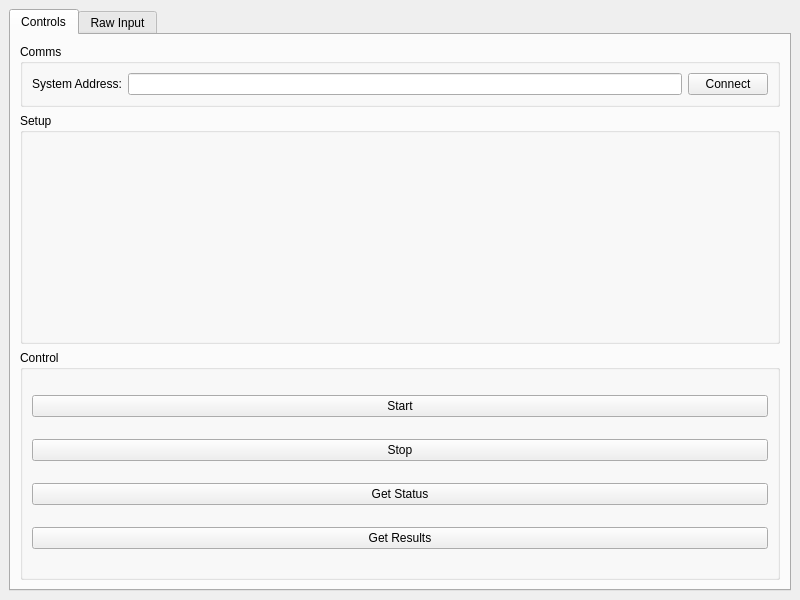
First picture: the form in ui/RangeUI.ui, repository mrkline/ece453, before the edit.
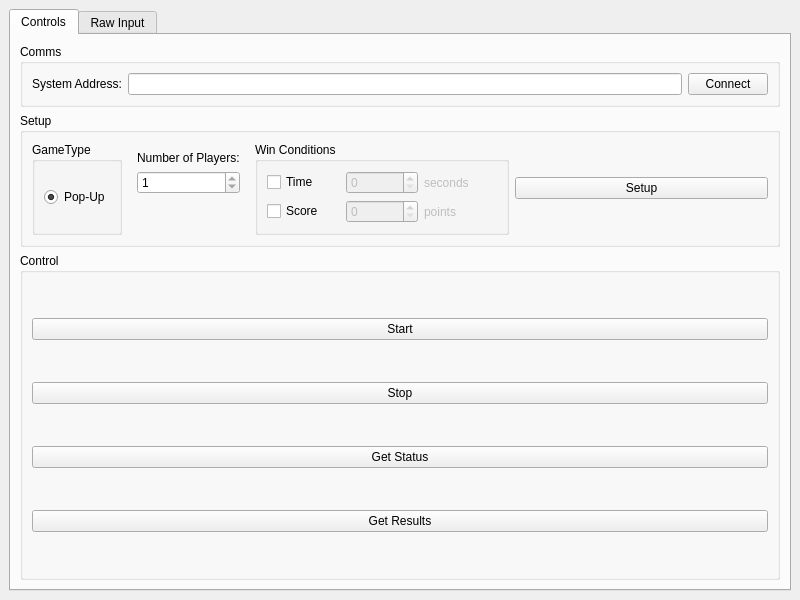
Second picture: the form after the edit.

Commit message: Filled in setup section of UI

Patch:
```diff
--- a/ui/RangeUI.ui
+++ b/ui/RangeUI.ui
@@ -59,9 +59,166 @@
         </item>
         <item>
          <widget class="QGroupBox" name="grpSetup">
+          <property name="sizePolicy">
+           <sizepolicy hsizetype="Preferred" vsizetype="Maximum">
+            <horstretch>0</horstretch>
+            <verstretch>0</verstretch>
+           </sizepolicy>
+          </property>
           <property name="title">
            <string>Setup</string>
           </property>
+          <layout class="QHBoxLayout" name="horizontalLayout_2">
+           <item>
+            <widget class="QGroupBox" name="grpGameType">
+             <property name="sizePolicy">
+              <sizepolicy hsizetype="Maximum" vsizetype="Preferred">
+               <horstretch>0</horstretch>
+               <verstretch>0</verstretch>
+              </sizepolicy>
+             </property>
+             <property name="title">
+              <string>GameType</string>
+             </property>
+             <layout class="QVBoxLayout" name="verticalLayout_5">
+              <item>
+               <widget class="QRadioButton" name="radPopUp">
+                <property name="text">
+                 <string>Pop-Up</string>
+                </property>
+                <property name="checked">
+                 <bool>true</bool>
+                </property>
+               </widget>
+              </item>
+             </layout>
+            </widget>
+           </item>
+           <item>
+            <widget class="QFrame" name="frmePlayers">
+             <property name="sizePolicy">
+              <sizepolicy hsizetype="Maximum" vsizetype="Preferred">
+               <horstretch>0</horstretch>
+               <verstretch>0</verstretch>
+              </sizepolicy>
+             </property>
+             <property name="frameShape">
+              <enum>QFrame::NoFrame</enum>
+             </property>
+             <property name="frameShadow">
+              <enum>QFrame::Plain</enum>
+             </property>
+             <layout class="QVBoxLayout" name="verticalLayout_6">
+              <item>
+               <widget class="QLabel" name="lblPlayers">
+                <property name="sizePolicy">
+                 <sizepolicy hsizetype="Preferred" vsizetype="Maximum">
+                  <horstretch>0</horstretch>
+                  <verstretch>0</verstretch>
+                 </sizepolicy>
+                </property>
+                <property name="text">
+                 <string>Number of Players:</string>
+                </property>
+                <property name="alignment">
+                 <set>Qt::AlignBottom|Qt::AlignLeading|Qt::AlignLeft</set>
+                </property>
+               </widget>
+              </item>
+              <item>
+               <widget class="QSpinBox" name="spnPlayers">
+                <property name="minimum">
+                 <number>1</number>
+                </property>
+                <property name="maximum">
+                 <number>1</number>
+                </property>
+               </widget>
+              </item>
+              <item>
+               <spacer name="verticalSpacer">
+                <property name="orientation">
+                 <enum>Qt::Vertical</enum>
+                </property>
+                <property name="sizeType">
+                 <enum>QSizePolicy::Maximum</enum>
+                </property>
+                <property name="sizeHint" stdset="0">
+                 <size>
+                  <width>20</width>
+                  <height>40</height>
+                 </size>
+                </property>
+               </spacer>
+              </item>
+             </layout>
+            </widget>
+           </item>
+           <item>
+            <widget class="QGroupBox" name="grpWinConditions">
+             <property name="title">
+              <string>Win Conditions</string>
+             </property>
+             <layout class="QGridLayout" name="gridLayout">
+              <item row="0" column="1">
+               <widget class="QSpinBox" name="spnTime">
+                <property name="enabled">
+                 <bool>false</bool>
+                </property>
+               </widget>
+              </item>
+              <item row="1" column="0">
+               <widget class="QCheckBox" name="chkScore">
+                <property name="text">
+                 <string>Score</string>
+                </property>
+               </widget>
+              </item>
+              <item row="0" column="0">
+               <widget class="QCheckBox" name="chkTime">
+                <property name="text">
+                 <string>Time</string>
+                </property>
+               </widget>
+              </item>
+              <item row="1" column="1">
+               <widget class="QSpinBox" name="spnScore">
+                <property name="enabled">
+                 <bool>false</bool>
+                </property>
+               </widget>
+              </item>
+              <item row="0" column="2">
+               <widget class="QLabel" name="lblTime">
+                <property name="enabled">
+                 <bool>false</bool>
+                </property>
+                <property name="text">
+                 <string>seconds</string>
+                </property>
+               </widget>
+              </item>
+              <item row="1" column="2">
+               <widget class="QLabel" name="lblScore">
+                <property name="enabled">
+                 <bool>false</bool>
+                </property>
+                <property name="text">
+                 <string>points</string>
+                </property>
+               </widget>
+              </item>
+             </layout>
+            </widget>
+           </item>
+           <item>
+            <widget class="QPushButton" name="btnSetup">
+             <property name="text">
+              <string>Setup</string>
+             </property>
+            </widget>
+           </item>
+          </layout>
          </widget>
         </item>
         <item>
```
The commit also changes 2 other files.
